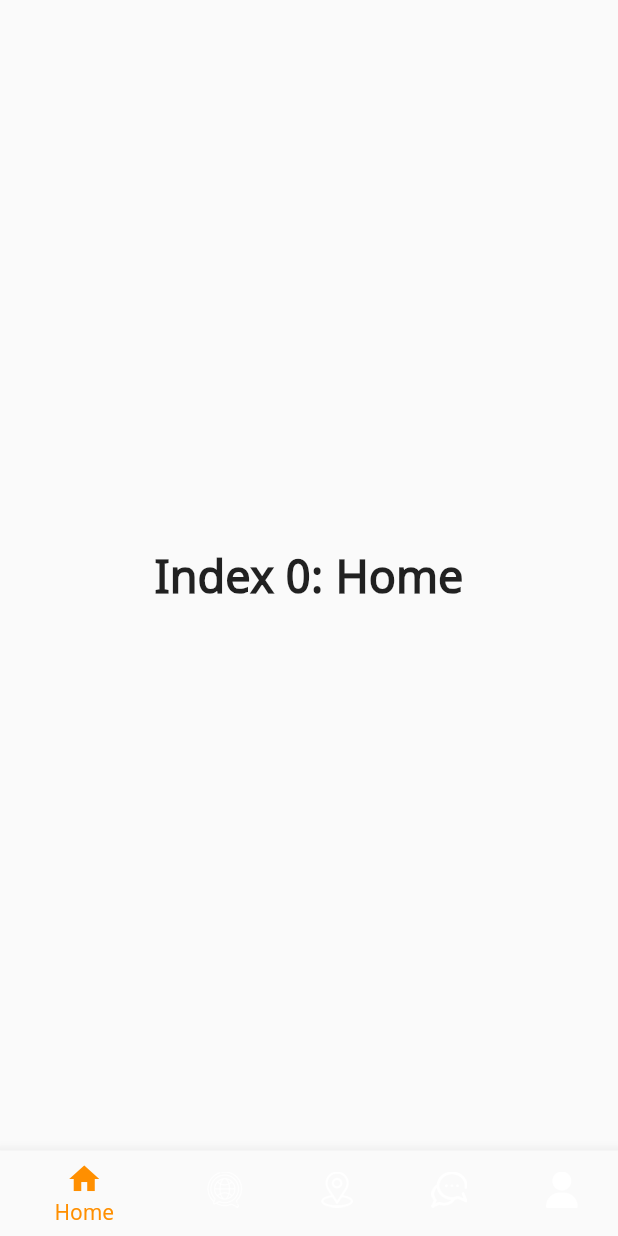
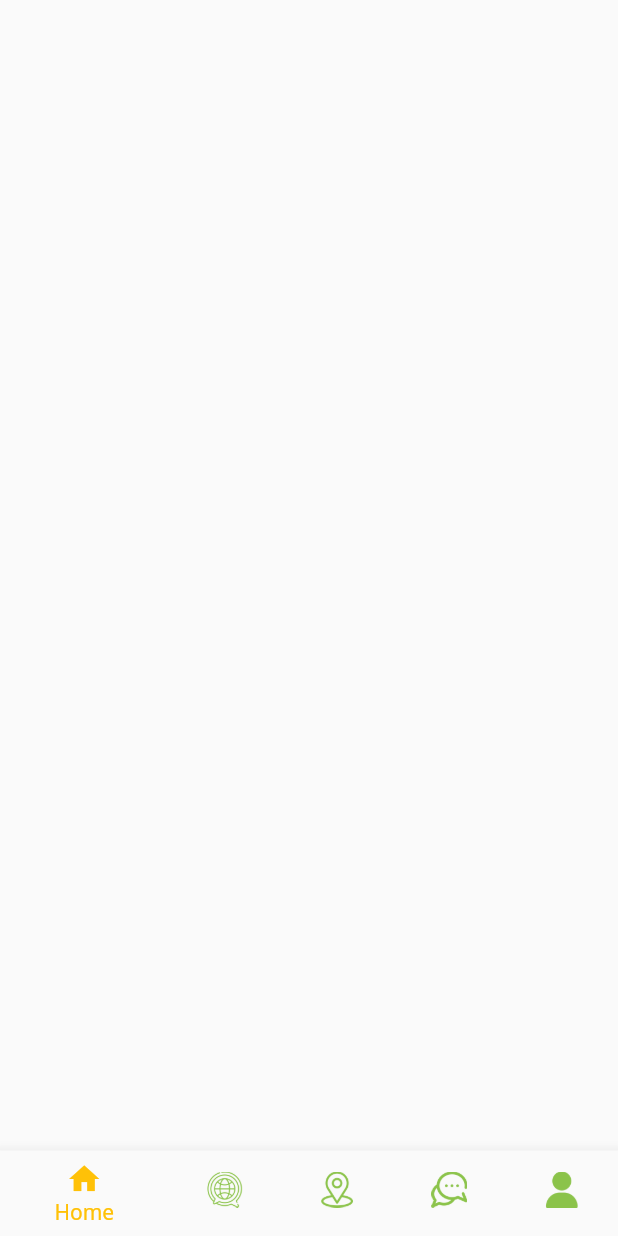
Before and after one commit to Miri-Hwang/mango_market, a Flutter app: the screen it shows after launch, on a phone screen of 412 x 824 dp. Run offline on Flutter 3.47's test engine with Material 2 defaults, Android fonts, the phone set to English and light mode, and no system bars.

Commit message:
Create HomeMain Widget &  Connect to Home Menu in Nav Bar

```diff
--- a/lib/screens/main.dart
+++ b/lib/screens/main.dart
@@ -1,6 +1,7 @@
 import 'package:flutter/material.dart';
 
 import 'constants.dart';
+import 'home/home_main.dart';
 
 void main() {
   runApp(MyApp());
@@ -51,11 +52,8 @@ class MyHomePage extends StatefulWidget {
 class _MyHomePageState extends State<MyHomePage> {
   int _selectedIndex = 0;
   static const TextStyle optionStyle = TextStyle(fontSize: 30, fontWeight: FontWeight.bold);
-  static const List<Widget> _widgetOptions = <Widget>[
-    Text(
-      'Index 0: Home',
-      style: optionStyle,
-    ),
+  static List<Widget> _widgetOptions = <Widget>[
+    HomeMain(),
     Text(
       'Index 1: Community',
       style: optionStyle,
@@ -112,7 +110,8 @@ class _MyHomePageState extends State<MyHomePage> {
           ),
         ],
         currentIndex: _selectedIndex,
-        selectedItemColor: Colors.amber[800],
+        selectedItemColor: Colors.amber,
+        unselectedItemColor: Colors.lightGreen,
         onTap: _onItemTapped,
       ),
       body: SafeArea(
@@ -120,61 +119,6 @@ class _MyHomePageState extends State<MyHomePage> {
           child: _widgetOptions.elementAt(_selectedIndex),
         ),
 
-        // child: Column(
-        //   crossAxisAlignment: CrossAxisAlignment.stretch,
-        //   children: [
-        //     Expanded(
-        //       flex: 1,
-        //       child: Container(
-        //
-        //         decoration: BoxDecoration(
-        //           color: white,
-        //           border: Border(bottom: BorderSide(color: borderGrey, width: 1))
-        //
-        //         ),
-        //       ),
-        //     ),
-        //     Expanded(
-        //       flex: 11,
-        //       child: PageView(
-        //         scrollDirection: Axis.horizontal,
-        //         controller: controller,
-        //         children: const <Widget>[
-        //           Center(
-        //             child: Text('First Page'),
-        //           ),
-        //           Center(
-        //             child: Text('Second Page'),
-        //           ),
-        //           Center(
-        //             child: Text('Third Page'),
-        //           ),
-        //           Center(
-        //             child: Text('Fourth Page'),
-        //           ),
-        //           Center(
-        //             child: Text('Fifth Page'),
-        //           )
-        //         ],
-        //       )
-        //     ),
-        //     Expanded(
-        //       flex: 1,
-        //       child: Container(
-        //         decoration: BoxDecoration(
-        //           color:whiteGrey,
-        //           border: Border(top: BorderSide(width: 1, color: borderGrey))
-        //         ),
-        //         child: Row(
-        //           crossAxisAlignment: CrossAxisAlignment.center,
-        //           children: [
-        //             Column(children: [Icon(Icons.home_filled, color: darkGrey,),SizedBox(height: 2,),Text('Home',style: TextStyle(fontSize: 10),)],)
-        //           ],
-        //         ),
-        //       ),
-        //     )
-        //   ],
-        // ),
       )
 
     );
```
Also changed, not shown: lib/screens/home/home_main.dart (added, +15 -0 lines).
